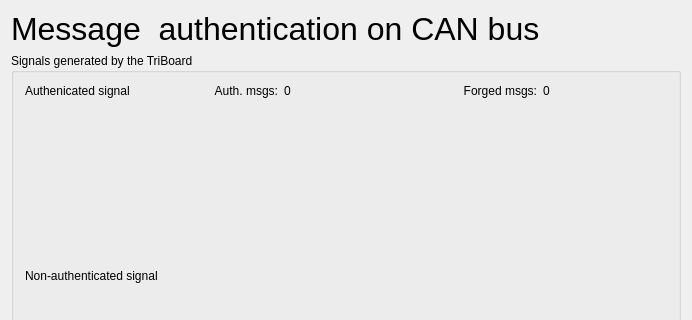
Qt form demos/cosummit/ControlPanel/mainwindow.ui (CTU-IIG/macan) before a commit; both pictures show x 0 to 692 and y 0 to 320 of the 692 by 599 pixel window.
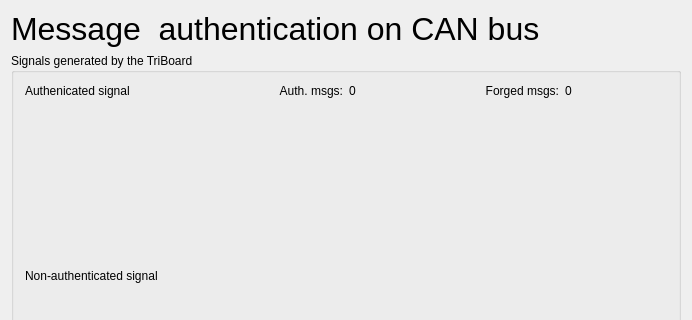
The same form after that commit. Custom widgets are drawn as their Qt base class.

Commit message: cosummit: Highlight forged message counter when it changes

What changed in the file:
```diff
--- a/demos/cosummit/ControlPanel/mainwindow.ui
+++ b/demos/cosummit/ControlPanel/mainwindow.ui
@@ -95,6 +95,21 @@
            </widget>
           </item>
           <item>
+           <widget class="QWidget" name="auth" native="true">
+            <layout class="QHBoxLayout" name="horizontalLayout_4">
+             <property name="leftMargin">
+              <number>0</number>
+             </property>
+             <property name="topMargin">
+              <number>0</number>
+             </property>
+             <property name="rightMargin">
+              <number>0</number>
+             </property>
+             <property name="bottomMargin">
+              <number>0</number>
+             </property>
+             <item>
            <widget class="QLabel" name="label_7">
             <property name="text">
              <string>Auth. msgs:</string>
@@ -111,8 +126,29 @@
             </property>
            </widget>
           </item>
+            </layout>
+           </widget>
+          </item>
           <item>
-           <widget class="QLabel" name="label_5">
+           <widget class="QWidget" name="forged" native="true">
+            <layout class="QHBoxLayout" name="horizontalLayout_3">
+             <property name="spacing">
+              <number>6</number>
+             </property>
+             <property name="leftMargin">
+              <number>0</number>
+             </property>
+             <property name="topMargin">
+              <number>0</number>
+             </property>
+             <property name="rightMargin">
+              <number>0</number>
+             </property>
+             <property name="bottomMargin">
+              <number>0</number>
+             </property>
+             <item>
+              <widget class="QLabel" name="forged_label">
             <property name="text">
              <string>Forged msgs:</string>
             </property>
@@ -126,6 +162,9 @@
             <property name="text">
              <string>0</string>
             </property>
+              </widget>
+             </item>
+            </layout>
            </widget>
           </item>
          </layout>
```
Lines whose indentation alone changed are shown as unchanged. The commit also changes 2 other files.
